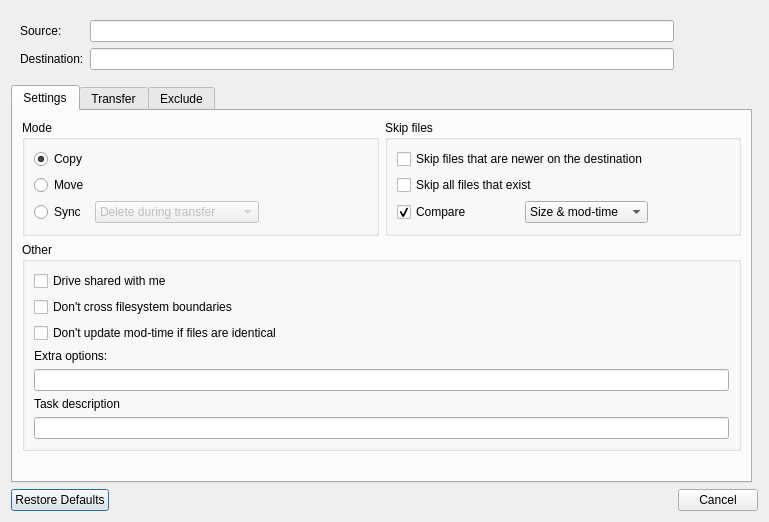
This is src/transfer_dialog.ui in holazt/RcloneBrowser as Qt 5 draws it before an edit. The edited form follows.
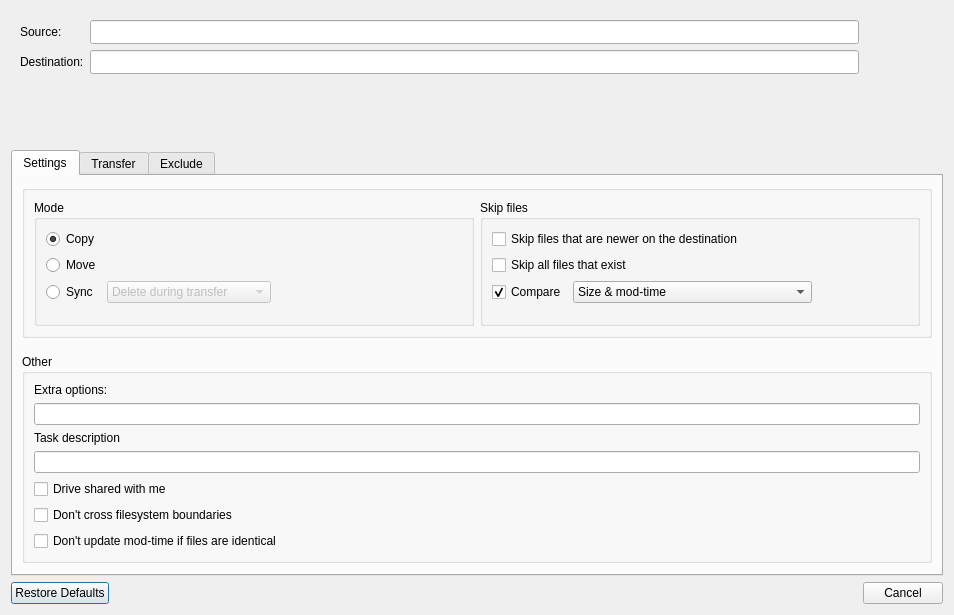
This is the edited form.

Commit message: interface size changes options refinement

What changed in the file:
```diff
--- a/src/transfer_dialog.ui
+++ b/src/transfer_dialog.ui
@@ -6,35 +6,62 @@
    <rect>
     <x>0</x>
     <y>0</y>
-    <width>771</width>
-    <height>558</height>
+    <width>954</width>
+    <height>615</height>
    </rect>
   </property>
   <property name="sizePolicy">
-   <sizepolicy hsizetype="Fixed" vsizetype="Fixed">
+   <sizepolicy hsizetype="MinimumExpanding" vsizetype="Fixed">
     <horstretch>0</horstretch>
     <verstretch>0</verstretch>
    </sizepolicy>
   </property>
-  <layout class="QGridLayout" name="gridLayout">
-   <property name="sizeConstraint">
-    <enum>QLayout::SetFixedSize</enum>
-   </property>
-   <item row="1" column="0" colspan="2">
+  <property name="minimumSize">
+   <size>
+    <width>954</width>
+    <height>0</height>
+   </size>
+  </property>
+  <layout class="QVBoxLayout" name="verticalLayout_2">
+   <item>
     <widget class="QWidget" name="pathGroup" native="true">
      <property name="sizePolicy">
-      <sizepolicy hsizetype="Preferred" vsizetype="Preferred">
+      <sizepolicy hsizetype="Preferred" vsizetype="MinimumExpanding">
        <horstretch>0</horstretch>
        <verstretch>0</verstretch>
       </sizepolicy>
      </property>
-     <property name="minimumSize">
-      <size>
-       <width>747</width>
-       <height>0</height>
-      </size>
-     </property>
      <layout class="QGridLayout" name="gridLayout_3">
+      <item row="1" column="3">
+       <widget class="QToolButton" name="buttonDest">
+        <property name="toolTip">
+         <string>Choose folder where to download</string>
+        </property>
+        <property name="styleSheet">
+         <string notr="true">QToolButton { border: 0; }</string>
+        </property>
+       </widget>
+      </item>
+      <item row="0" column="4">
+       <widget class="QToolButton" name="buttonSourceFolder">
+        <property name="toolTip">
+         <string>Choose folder to upload</string>
+        </property>
+        <property name="styleSheet">
+         <string notr="true">QToolButton { border: 0; }</string>
+        </property>
+       </widget>
+      </item>
+      <item row="1" column="4">
+       <widget class="QToolButton" name="buttonDefaultDest">
+        <property name="toolTip">
+         <string>Restore default download folder</string>
+        </property>
+        <property name="styleSheet">
+         <string notr="true">QToolButton { border: 0; }</string>
+        </property>
+       </widget>
+      </item>
       <item row="1" column="0">
        <widget class="QLabel" name="label_14">
         <property name="sizePolicy">
@@ -51,16 +78,32 @@
         </property>
        </widget>
       </item>
-      <item row="0" column="4">
-       <widget class="QToolButton" name="buttonSourceFolder">
+      <item row="0" column="3">
+       <widget class="QToolButton" name="buttonSourceFile">
         <property name="toolTip">
-         <string>Choose folder</string>
+         <string>Choose file to upload</string>
         </property>
         <property name="styleSheet">
          <string notr="true">QToolButton { border: 0; }</string>
         </property>
        </widget>
       </item>
+      <item row="1" column="1" colspan="2">
+       <widget class="QLineEdit" name="textDest">
+        <property name="sizePolicy">
+         <sizepolicy hsizetype="MinimumExpanding" vsizetype="MinimumExpanding">
+          <horstretch>0</horstretch>
+          <verstretch>0</verstretch>
+         </sizepolicy>
+        </property>
+        <property name="minimumSize">
+         <size>
+          <width>0</width>
+          <height>24</height>
+         </size>
+        </property>
+       </widget>
+      </item>
       <item row="0" column="5">
        <widget class="QToolButton" name="buttonDefaultSource">
         <property name="toolTip">
@@ -71,19 +114,6 @@
         </property>
        </widget>
       </item>
-      <item row="0" column="1" colspan="2">
-       <widget class="QLineEdit" name="textSource"/>
-      </item>
-      <item row="0" column="3">
-       <widget class="QToolButton" name="buttonSourceFile">
-        <property name="toolTip">
-         <string>Choose file</string>
-        </property>
-        <property name="styleSheet">
-         <string notr="true">QToolButton { border: 0; }</string>
-        </property>
-       </widget>
-      </item>
       <item row="0" column="0">
        <widget class="QLabel" name="label_13">
         <property name="sizePolicy">
@@ -100,34 +130,46 @@
         </property>
        </widget>
       </item>
-      <item row="1" column="3">
-       <widget class="QToolButton" name="buttonDest">
-        <property name="toolTip">
-         <string>Choose folder</string>
+      <item row="0" column="1" colspan="2">
+       <widget class="QLineEdit" name="textSource">
+        <property name="sizePolicy">
+         <sizepolicy hsizetype="MinimumExpanding" vsizetype="MinimumExpanding">
+          <horstretch>0</horstretch>
+          <verstretch>0</verstretch>
+         </sizepolicy>
         </property>
-        <property name="styleSheet">
-         <string notr="true">QToolButton { border: 0; }</string>
+        <property name="minimumSize">
+         <size>
+          <width>0</width>
+          <height>24</height>
+         </size>
         </property>
        </widget>
       </item>
-      <item row="1" column="4">
-       <widget class="QToolButton" name="buttonDefaultDest">
-        <property name="toolTip">
-         <string>Restore default download folder</string>
-        </property>
-        <property name="styleSheet">
-         <string notr="true">QToolButton { border: 0; }</string>
-        </property>
-       </widget>
-      </item>
-      <item row="1" column="1" colspan="2">
-       <widget class="QLineEdit" name="textDest"/>
-      </item>
      </layout>
     </widget>
    </item>
-   <item row="3" column="0">
+   <item>
+    <spacer name="verticalSpacer_3">
+     <property name="orientation">
+      <enum>Qt::Vertical</enum>
+     </property>
+     <property name="sizeHint" stdset="0">
+      <size>
+       <width>20</width>
+       <height>0</height>
+      </size>
+     </property>
+    </spacer>
+   </item>
+   <item>
     <widget class="QTabWidget" name="tabWidget">
+     <property name="sizePolicy">
+      <sizepolicy hsizetype="Expanding" vsizetype="MinimumExpanding">
+       <horstretch>0</horstretch>
+       <verstretch>0</verstretch>
+      </sizepolicy>
+     </property>
      <property name="currentIndex">
       <number>0</number>
      </property>
@@ -135,78 +177,144 @@
       <attribute name="title">
        <string>Settings</string>
       </attribute>
-      <layout class="QGridLayout" name="gridLayout_2">
-       <item row="1" column="0" colspan="2">
-        <widget class="QGroupBox" name="groupBox">
-         <property name="title">
-          <string>Other</string>
-         </property>
-         <layout class="QVBoxLayout" name="verticalLayout">
+      <layout class="QVBoxLayout" name="verticalLayout_4">
           <item>
-           <widget class="QCheckBox" name="checkisDriveSharedWithMe">
-            <property name="enabled">
-             <bool>true</bool>
-            </property>
+        <widget class="QGroupBox" name="groupBox_3">
+         <property name="sizePolicy">
+          <sizepolicy hsizetype="MinimumExpanding" vsizetype="MinimumExpanding">
+           <horstretch>0</horstretch>
+           <verstretch>0</verstretch>
+          </sizepolicy>
+         </property>
+         <property name="title">
+          <string/>
+         </property>
+         <layout class="QHBoxLayout" name="horizontalLayout">
+          <item alignment="Qt::AlignTop">
+           <widget class="QGroupBox" name="modeGroup">
+            <property name="sizePolicy">
+             <sizepolicy hsizetype="MinimumExpanding" vsizetype="MinimumExpanding">
+              <horstretch>0</horstretch>
+              <verstretch>0</verstretch>
+             </sizepolicy>
+            </property>
+            <property name="title">
+             <string>Mode</string>
+            </property>
+            <layout class="QGridLayout" name="gridLayout_5">
+             <property name="bottomMargin">
+              <number>0</number>
+             </property>
+             <item row="2" column="2">
+              <spacer name="horizontalSpacer_5">
+               <property name="orientation">
+                <enum>Qt::Horizontal</enum>
+               </property>
+               <property name="sizeHint" stdset="0">
+                <size>
+                 <width>0</width>
+                 <height>0</height>
+                </size>
+               </property>
+              </spacer>
+             </item>
+             <item row="1" column="0">
+              <widget class="QRadioButton" name="rbMove">
+               <property name="sizePolicy">
+                <sizepolicy hsizetype="Fixed" vsizetype="Fixed">
+                 <horstretch>0</horstretch>
+                 <verstretch>0</verstretch>
+                </sizepolicy>
+               </property>
             <property name="toolTip">
-             <string>--drive-shared-with-me</string>
+                <string>move</string>
             </property>
             <property name="text">
-             <string>Drive shared with me</string>
+                <string>Move</string>
+               </property>
+              </widget>
+             </item>
+             <item row="0" column="0">
+              <widget class="QRadioButton" name="rbCopy">
+               <property name="sizePolicy">
+                <sizepolicy hsizetype="Fixed" vsizetype="Fixed">
+                 <horstretch>0</horstretch>
+                 <verstretch>0</verstretch>
+                </sizepolicy>
+               </property>
+               <property name="toolTip">
+                <string>copy</string>
+               </property>
+               <property name="text">
+                <string>Copy</string>
             </property>
             <property name="checked">
+                <bool>true</bool>
+               </property>
+              </widget>
+             </item>
+             <item row="2" column="0">
+              <widget class="QRadioButton" name="rbSync">
+               <property name="sizePolicy">
+                <sizepolicy hsizetype="Fixed" vsizetype="Fixed">
+                 <horstretch>0</horstretch>
+                 <verstretch>0</verstretch>
+                </sizepolicy>
+               </property>
+               <property name="toolTip">
+                <string>sync</string>
+               </property>
+               <property name="text">
+                <string>Sync</string>
+               </property>
+              </widget>
+             </item>
+             <item row="2" column="1">
+              <widget class="QComboBox" name="cbSyncDelete">
+               <property name="enabled">
              <bool>false</bool>
             </property>
-           </widget>
-          </item>
           <item>
-           <widget class="QCheckBox" name="checkSameFilesystem">
-            <property name="toolTip">
-             <string>--one-file-system</string>
-            </property>
             <property name="text">
-             <string>Don't cross filesystem boundaries</string>
-            </property>
-           </widget>
+                 <string>Delete during transfer</string>
+                </property>
           </item>
           <item>
-           <widget class="QCheckBox" name="checkDontUpdateModified">
-            <property name="toolTip">
-             <string>--no-update-modtime</string>
-            </property>
             <property name="text">
-             <string>Don't update mod-time if files are identical</string>
-            </property>
-           </widget>
+                 <string>Delete after transfering</string>
+                </property>
           </item>
           <item>
-           <widget class="QLabel" name="label_12">
             <property name="text">
-             <string>Extra options:</string>
-            </property>
-           </widget>
-          </item>
-          <item>
-           <widget class="QLineEdit" name="textExtra">
-            <property name="toolTip">
-             <string>&lt;html&gt;&lt;head/&gt;&lt;body&gt;&lt;p&gt;extra options applied to rclone during transfer&lt;/p&gt;&lt;p&gt;e.g. --filter &amp;quot;- *.bak&amp;quot;&lt;/p&gt;&lt;/body&gt;&lt;/html&gt;</string>
-            </property>
-           </widget>
-          </item>
-          <item>
-           <widget class="QLabel" name="label_15">
-            <property name="text">
-             <string>Task description</string>
-            </property>
-           </widget>
-          </item>
-          <item>
-           <widget class="QLineEdit" name="textDescription"/>
+                 <string>Delete before transfering</string>
+                </property>
+               </item>
+              </widget>
+             </item>
+             <item row="3" column="1">
+              <spacer name="verticalSpacer_2">
+               <property name="orientation">
+                <enum>Qt::Vertical</enum>
+               </property>
+               <property name="sizeHint" stdset="0">
+                <size>
+                 <width>20</width>
+                 <height>20</height>
+                </size>
+               </property>
+              </spacer>
           </item>
          </layout>
         </widget>
        </item>
-       <item row="0" column="1">
+          <item alignment="Qt::AlignTop">
         <widget class="QGroupBox" name="skipFilesGroup">
+            <property name="sizePolicy">
+             <sizepolicy hsizetype="MinimumExpanding" vsizetype="MinimumExpanding">
+              <horstretch>0</horstretch>
+              <verstretch>0</verstretch>
+             </sizepolicy>
+            </property>
          <property name="title">
           <string>Skip files</string>
          </property>
@@ -214,29 +322,6 @@
           <property name="bottomMargin">
            <number>0</number>
           </property>
-          <item row="2" column="0" colspan="3">
-           <widget class="QCheckBox" name="checkSkipExisting">
-            <property name="toolTip">
-             <string>--ignore-existing</string>
-            </property>
-            <property name="text">
-             <string>Skip all files that exist</string>
-            </property>
-           </widget>
-          </item>
-          <item row="4" column="0">
-           <spacer name="verticalSpacer_3">
-            <property name="orientation">
-             <enum>Qt::Vertical</enum>
-            </property>
-            <property name="sizeHint" stdset="0">
-             <size>
-              <width>0</width>
-              <height>10</height>
-             </size>
-            </property>
-           </spacer>
-          </item>
           <item row="1" column="0" colspan="3">
            <widget class="QCheckBox" name="checkSkipNewer">
             <property name="toolTip">
@@ -247,23 +332,10 @@
             </property>
            </widget>
           </item>
-          <item row="3" column="3">
-           <spacer name="horizontalSpacer">
-            <property name="orientation">
-             <enum>Qt::Horizontal</enum>
-            </property>
-            <property name="sizeHint" stdset="0">
-             <size>
-              <width>0</width>
-              <height>0</height>
-             </size>
-            </property>
-           </spacer>
-          </item>
           <item row="3" column="2" alignment="Qt::AlignVCenter">
            <widget class="QComboBox" name="cbCompare">
             <property name="sizePolicy">
-             <sizepolicy hsizetype="Fixed" vsizetype="Fixed">
+                <sizepolicy hsizetype="MinimumExpanding" vsizetype="MinimumExpanding">
               <horstretch>0</horstretch>
               <verstretch>0</verstretch>
              </sizepolicy>
@@ -298,6 +370,29 @@
             </item>
            </widget>
           </item>
+             <item row="2" column="0" colspan="3">
+              <widget class="QCheckBox" name="checkSkipExisting">
+               <property name="toolTip">
+                <string>--ignore-existing</string>
+               </property>
+               <property name="text">
+                <string>Skip all files that exist</string>
+               </property>
+              </widget>
+             </item>
+             <item row="3" column="3">
+              <spacer name="horizontalSpacer">
+               <property name="orientation">
+                <enum>Qt::Horizontal</enum>
+               </property>
+               <property name="sizeHint" stdset="0">
+                <size>
+                 <width>0</width>
+                 <height>0</height>
+                </size>
+               </property>
+              </spacer>
+             </item>
           <item row="3" column="0" colspan="2">
            <widget class="QCheckBox" name="checkCompare">
             <property name="toolTip">
@@ -311,133 +406,160 @@
             </property>
            </widget>
           </item>
+             <item row="4" column="2">
+              <spacer name="verticalSpacer_5">
+               <property name="orientation">
+                <enum>Qt::Vertical</enum>
+               </property>
+               <property name="sizeHint" stdset="0">
+                <size>
+                 <width>20</width>
+                 <height>20</height>
+                </size>
+               </property>
+              </spacer>
+             </item>
          </layout>
         </widget>
        </item>
-       <item row="0" column="0">
-        <widget class="QGroupBox" name="modeGroup">
+         </layout>
+        </widget>
+       </item>
+       <item>
+        <spacer name="verticalSpacer_6">
+         <property name="orientation">
+          <enum>Qt::Vertical</enum>
+         </property>
+         <property name="sizeType">
+          <enum>QSizePolicy::MinimumExpanding</enum>
+         </property>
+         <property name="sizeHint" stdset="0">
+          <size>
+           <width>20</width>
+           <height>10</height>
+          </size>
+         </property>
+        </spacer>
+       </item>
+       <item>
+        <widget class="QGroupBox" name="groupBox">
+         <property name="sizePolicy">
+          <sizepolicy hsizetype="MinimumExpanding" vsizetype="Expanding">
+           <horstretch>0</horstretch>
+           <verstretch>0</verstretch>
+          </sizepolicy>
+         </property>
          <property name="title">
-          <string>Mode</string>
+          <string>Other</string>
          </property>
-         <layout class="QGridLayout" name="gridLayout_5">
-          <property name="bottomMargin">
-           <number>0</number>
-          </property>
-          <item row="0" column="0">
-           <widget class="QRadioButton" name="rbCopy">
+         <layout class="QVBoxLayout" name="verticalLayout">
+          <item>
+           <widget class="QLabel" name="label_12">
+            <property name="text">
+             <string>Extra options:</string>
+            </property>
+           </widget>
+          </item>
+          <item>
+           <widget class="QLineEdit" name="textExtra">
             <property name="sizePolicy">
-             <sizepolicy hsizetype="Fixed" vsizetype="Fixed">
+             <sizepolicy hsizetype="Expanding" vsizetype="Expanding">
               <horstretch>0</horstretch>
               <verstretch>0</verstretch>
              </sizepolicy>
             </property>
             <property name="toolTip">
-             <string>copy</string>
+             <string>&lt;html&gt;&lt;head/&gt;&lt;body&gt;&lt;p&gt;extra options applied to rclone during transfer&lt;/p&gt;&lt;p&gt;e.g. --filter &amp;quot;- *.bak&amp;quot;&lt;/p&gt;&lt;/body&gt;&lt;/html&gt;</string>
             </property>
             <property name="text">
-             <string>Copy</string>
+             <string/>
             </property>
-            <property name="checked">
-             <bool>true</bool>
-            </property>
            </widget>
           </item>
-          <item row="1" column="0">
-           <widget class="QRadioButton" name="rbMove">
-            <property name="sizePolicy">
-             <sizepolicy hsizetype="Fixed" vsizetype="Fixed">
-              <horstretch>0</horstretch>
-              <verstretch>0</verstretch>
-             </sizepolicy>
-            </property>
-            <property name="toolTip">
-             <string>move</string>
-            </property>
+          <item>
+           <widget class="QLabel" name="label_15">
             <property name="text">
-             <string>Move</string>
+             <string>Task description</string>
             </property>
            </widget>
           </item>
-          <item row="2" column="0">
-           <widget class="QRadioButton" name="rbSync">
+          <item>
+           <widget class="QLineEdit" name="textDescription">
             <property name="sizePolicy">
-             <sizepolicy hsizetype="Fixed" vsizetype="Fixed">
+             <sizepolicy hsizetype="Expanding" vsizetype="Expanding">
               <horstretch>0</horstretch>
               <verstretch>0</verstretch>
              </sizepolicy>
             </property>
-            <property name="toolTip">
-             <string>sync</string>
-            </property>
             <property name="text">
-             <string>Sync</string>
+             <string/>
             </property>
            </widget>
           </item>
-          <item row="2" column="1">
-           <widget class="QComboBox" name="cbSyncDelete">
+          <item>
+           <widget class="QCheckBox" name="checkisDriveSharedWithMe">
             <property name="enabled">
+             <bool>true</bool>
+            </property>
+            <property name="sizePolicy">
+             <sizepolicy hsizetype="Minimum" vsizetype="MinimumExpanding">
+              <horstretch>0</horstretch>
+              <verstretch>0</verstretch>
+             </sizepolicy>
+            </property>
+            <property name="toolTip">
+             <string>--drive-shared-with-me</string>
+            </property>
+            <property name="text">
+             <string>Drive shared with me</string>
+            </property>
+            <property name="checked">
              <bool>false</bool>
             </property>
+           </widget>
+          </item>
+          <item>
+           <widget class="QCheckBox" name="checkSameFilesystem">
             <property name="sizePolicy">
-             <sizepolicy hsizetype="Fixed" vsizetype="Fixed">
+             <sizepolicy hsizetype="Minimum" vsizetype="MinimumExpanding">
               <horstretch>0</horstretch>
               <verstretch>0</verstretch>
              </sizepolicy>
             </property>
-            <item>
-             <property name="text">
-              <string>Delete during transfer</string>
-             </property>
-            </item>
-            <item>
+            <property name="toolTip">
+             <string>--one-file-system</string>
+            </property>
              <property name="text">
-              <string>Delete after transfering</string>
-             </property>
+             <string>Don't cross filesystem boundaries</string>
+            </property>
+           </widget>
             </item>
             <item>
+           <widget class="QCheckBox" name="checkDontUpdateModified">
+            <property name="sizePolicy">
+             <sizepolicy hsizetype="Minimum" vsizetype="MinimumExpanding">
+              <horstretch>0</horstretch>
+              <verstretch>0</verstretch>
+             </sizepolicy>
+            </property>
+            <property name="toolTip">
+             <string>--no-update-modtime</string>
+            </property>
              <property name="text">
-              <string>Delete before transfering</string>
-             </property>
-            </item>
-           </widget>
-          </item>
-          <item row="3" column="1">
+             <string>Don't update mod-time if files are identical</string>
+            </property>
+           </widget>
+          </item>
+         </layout>
+        </widget>
+       </item>
+       <item>
            <spacer name="verticalSpacer">
             <property name="orientation">
              <enum>Qt::Vertical</enum>
             </property>
             <property name="sizeHint" stdset="0">
              <size>
-              <width>0</width>
-              <height>0</height>
-             </size>
-            </property>
-           </spacer>
-          </item>
-          <item row="4" column="1">
-           <spacer name="horizontalSpacer_2">
-            <property name="orientation">
-             <enum>Qt::Horizontal</enum>
-            </property>
-            <property name="sizeHint" stdset="0">
-             <size>
-              <width>0</width>
-              <height>0</height>
-             </size>
-            </property>
-           </spacer>
-          </item>
-         </layout>
-        </widget>
-       </item>
-       <item row="2" column="0">
-        <spacer name="verticalSpacer_2">
-         <property name="orientation">
-          <enum>Qt::Vertical</enum>
-         </property>
-         <property name="sizeHint" stdset="0">
-          <size>
            <width>20</width>
            <height>0</height>
           </size>
@@ -451,8 +573,27 @@
        <string>Transfer</string>
       </attribute>
       <layout class="QGridLayout" name="gridLayout_7">
+       <item row="1" column="0">
+        <spacer name="verticalSpacer_4">
+         <property name="orientation">
+          <enum>Qt::Vertical</enum>
+         </property>
+         <property name="sizeHint" stdset="0">
+          <size>
+           <width>20</width>
+           <height>0</height>
+          </size>
+         </property>
+        </spacer>
+       </item>
        <item row="0" column="0">
         <widget class="QGroupBox" name="groupBox_2">
+         <property name="sizePolicy">
+          <sizepolicy hsizetype="MinimumExpanding" vsizetype="MinimumExpanding">
+           <horstretch>0</horstretch>
+           <verstretch>0</verstretch>
+          </sizepolicy>
+         </property>
          <property name="title">
           <string>Transfer parameters</string>
          </property>
@@ -509,7 +650,7 @@
           <item row="10" column="2">
            <widget class="QSpinBox" name="spinLowLevelRetries">
             <property name="sizePolicy">
-             <sizepolicy hsizetype="Fixed" vsizetype="Fixed">
+             <sizepolicy hsizetype="Fixed" vsizetype="MinimumExpanding">
               <horstretch>0</horstretch>
               <verstretch>0</verstretch>
              </sizepolicy>
@@ -534,7 +675,7 @@
           <item row="5" column="2">
            <widget class="QLineEdit" name="textMaxAge">
             <property name="sizePolicy">
-             <sizepolicy hsizetype="Fixed" vsizetype="Fixed">
+             <sizepolicy hsizetype="Fixed" vsizetype="MinimumExpanding">
               <horstretch>0</horstretch>
               <verstretch>0</verstretch>
              </sizepolicy>
@@ -547,7 +688,7 @@
           <item row="7" column="2">
            <widget class="QSpinBox" name="spinConnectTimeout">
             <property name="sizePolicy">
-             <sizepolicy hsizetype="Fixed" vsizetype="Fixed">
+             <sizepolicy hsizetype="Fixed" vsizetype="MinimumExpanding">
               <horstretch>0</horstretch>
               <verstretch>0</verstretch>
              </sizepolicy>
@@ -572,7 +713,7 @@
           <item row="0" column="2">
            <widget class="QSpinBox" name="spinCheckers">
             <property name="sizePolicy">
-             <sizepolicy hsizetype="Fixed" vsizetype="Fixed">
+             <sizepolicy hsizetype="Fixed" vsizetype="MinimumExpanding">
               <horstretch>0</horstretch>
               <verstretch>0</verstretch>
              </sizepolicy>
@@ -627,7 +768,7 @@
           <item row="8" column="2">
            <widget class="QSpinBox" name="spinIdleTimeout">
             <property name="sizePolicy">
-             <sizepolicy hsizetype="Fixed" vsizetype="Fixed">
+             <sizepolicy hsizetype="Fixed" vsizetype="MinimumExpanding">
               <horstretch>0</horstretch>
               <verstretch>0</verstretch>
              </sizepolicy>
@@ -659,7 +800,7 @@
           <item row="4" column="2">
            <widget class="QLineEdit" name="textMinAge">
             <property name="sizePolicy">
-             <sizepolicy hsizetype="Fixed" vsizetype="Fixed">
+             <sizepolicy hsizetype="Fixed" vsizetype="MinimumExpanding">
               <horstretch>0</horstretch>
               <verstretch>0</verstretch>
              </sizepolicy>
@@ -682,7 +823,7 @@
           <item row="3" column="2">
            <widget class="QLineEdit" name="textMinSize">
             <property name="sizePolicy">
-             <sizepolicy hsizetype="Fixed" vsizetype="Fixed">
+             <sizepolicy hsizetype="Fixed" vsizetype="MinimumExpanding">
               <horstretch>0</horstretch>
               <verstretch>0</verstretch>
              </sizepolicy>
@@ -695,7 +836,7 @@
           <item row="9" column="2">
            <widget class="QSpinBox" name="spinRetries">
             <property name="sizePolicy">
-             <sizepolicy hsizetype="Fixed" vsizetype="Fixed">
+             <sizepolicy hsizetype="Fixed" vsizetype="MinimumExpanding">
               <horstretch>0</horstretch>
               <verstretch>0</verstretch>
              </sizepolicy>
@@ -730,7 +871,7 @@
           <item row="1" column="2">
            <widget class="QSpinBox" name="spinTransfers">
             <property name="sizePolicy">
-             <sizepolicy hsizetype="Fixed" vsizetype="Fixed">
+             <sizepolicy hsizetype="Fixed" vsizetype="MinimumExpanding">
               <horstretch>0</horstretch>
               <verstretch>0</verstretch>
              </sizepolicy>
@@ -794,7 +935,7 @@
           <item row="2" column="2">
            <widget class="QLineEdit" name="textBandwidth">
             <property name="sizePolicy">
-             <sizepolicy hsizetype="Fixed" vsizetype="Fixed">
+             <sizepolicy hsizetype="Fixed" vsizetype="MinimumExpanding">
               <horstretch>0</horstretch>
               <verstretch>0</verstretch>
              </sizepolicy>
@@ -817,19 +958,6 @@
          </layout>
         </widget>
        </item>
-       <item row="1" column="0">
-        <spacer name="verticalSpacer_4">
-         <property name="orientation">
-          <enum>Qt::Vertical</enum>
-         </property>
-         <property name="sizeHint" stdset="0">
-          <size>
-           <width>20</width>
-           <height>0</height>
-          </size>
-         </property>
-        </spacer>
-       </item>
       </layout>
      </widget>
      <widget class="QWidget" name="tab4">
@@ -861,7 +989,7 @@
      </widget>
     </widget>
    </item>
-   <item row="9" column="0" colspan="2">
+   <item>
     <widget class="QDialogButtonBox" name="buttonBox">
      <property name="standardButtons">
       <set>QDialogButtonBox::Cancel|QDialogButtonBox::RestoreDefaults</set>
```
Lines whose indentation alone changed are shown as unchanged. The commit also changes 13 other files.
